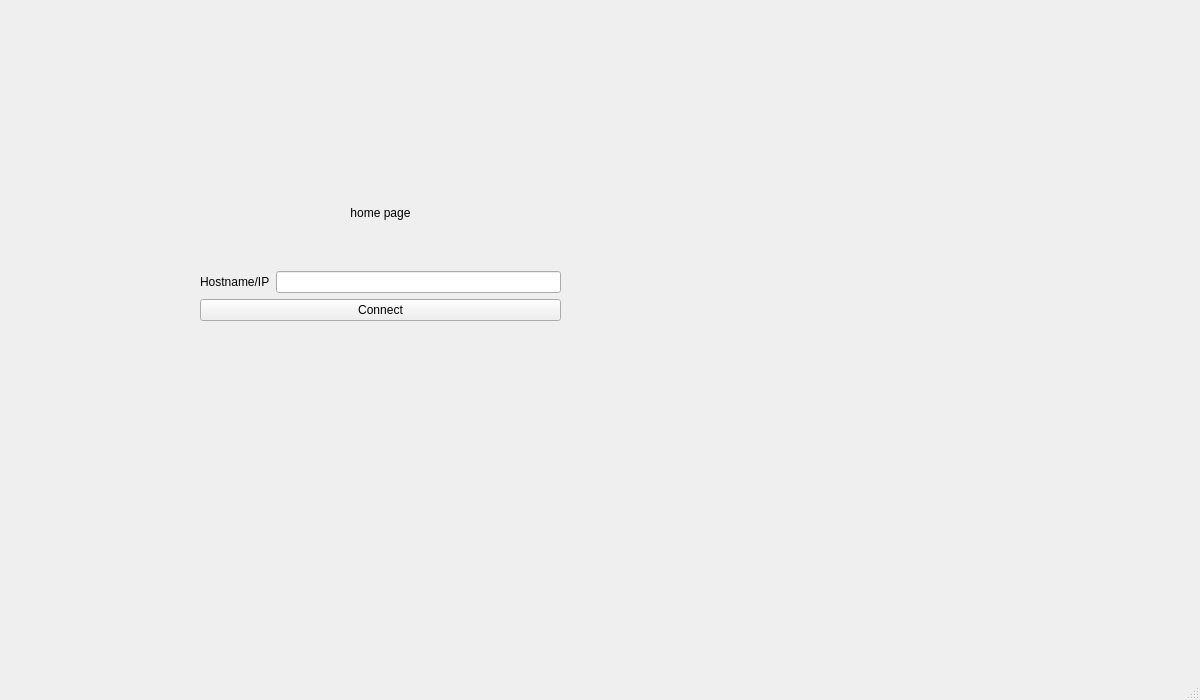
This is clientQt/ClientQt/home.ui in woleigequy/networking_Assignment2 as Qt 5 draws it before an edit. The edited form follows.
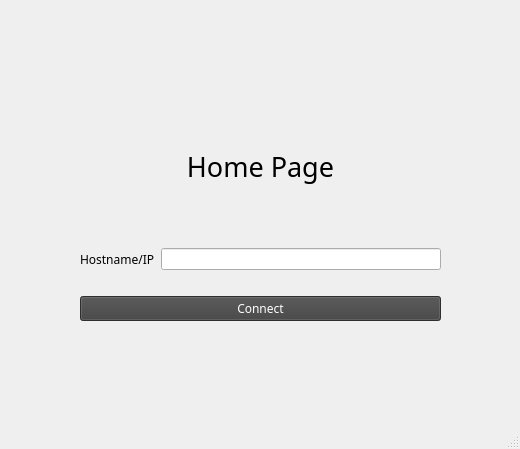
This is the edited form. Icons and pictures are not drawn.

The edit to the form file:
```diff
--- a/clientQt/ClientQt/home.ui
+++ b/clientQt/ClientQt/home.ui
@@ -6,34 +6,46 @@
    <rect>
     <x>0</x>
     <y>0</y>
-    <width>1200</width>
-    <height>700</height>
+    <width>520</width>
+    <height>449</height>
    </rect>
   </property>
   <property name="windowTitle">
    <string>Home</string>
   </property>
   <property name="styleSheet">
-   <string notr="true">background-image: url(:/img/img/19.png);</string>
+   <string notr="true">background-color: 245, 245, 245;</string>
   </property>
   <widget class="QWidget" name="centralwidget">
+   <property name="styleSheet">
+    <string notr="true">background-image: url(:/img/img/w.png);</string>
+   </property>
    <widget class="QWidget" name="layoutWidget">
     <property name="geometry">
      <rect>
-      <x>200</x>
-      <y>160</y>
+      <x>80</x>
+      <y>90</y>
       <width>361</width>
-      <height>161</height>
+      <height>231</height>
      </rect>
     </property>
     <layout class="QVBoxLayout" name="verticalLayout_2">
      <item>
       <widget class="QLabel" name="label_home">
+       <property name="font">
+        <font>
+         <family>黑体</family>
+         <pointsize>20</pointsize>
+        </font>
+       </property>
        <property name="layoutDirection">
         <enum>Qt::LeftToRight</enum>
        </property>
+       <property name="styleSheet">
+        <string notr="true">background-image: url(:/img/img/w.png);</string>
+       </property>
        <property name="text">
-        <string>home page</string>
+        <string>Home Page</string>
        </property>
        <property name="alignment">
         <set>Qt::AlignCenter</set>
@@ -46,20 +58,53 @@
         <layout class="QHBoxLayout" name="horizontalLayout">
          <item>
           <widget class="QLabel" name="label_address">
+           <property name="font">
+            <font>
+             <family>黑体</family>
+            </font>
+           </property>
+           <property name="styleSheet">
+            <string notr="true">background-image: url(:/img/img/w.png);</string>
+           </property>
            <property name="text">
             <string>Hostname/IP</string>
            </property>
           </widget>
          </item>
          <item>
-          <widget class="QLineEdit" name="lineEdit_address"/>
+          <widget class="QLineEdit" name="lineEdit_address">
+           <property name="styleSheet">
+            <string notr="true">background-image: url(:/img/img/w.png);</string>
+           </property>
+          </widget>
          </item>
         </layout>
        </item>
+       <item>
+        <spacer name="verticalSpacer">
+         <property name="orientation">
+          <enum>Qt::Vertical</enum>
+         </property>
+         <property name="sizeType">
+          <enum>QSizePolicy::Fixed</enum>
+         </property>
+         <property name="sizeHint" stdset="0">
+          <size>
+           <width>20</width>
+           <height>20</height>
+          </size>
+         </property>
+        </spacer>
+       </item>
        <item>
         <widget class="QPushButton" name="pushButton">
+         <property name="font">
+          <font>
+           <family>黑体</family>
+          </font>
+         </property>
          <property name="styleSheet">
-          <string notr="true"/>
+          <string notr="true">background-color:rgb(65, 65, 65);color:white;</string>
          </property>
          <property name="text">
           <string>Connect</string>
```
Left out of the diff: 4 changed lines with no effect on the pictures.
